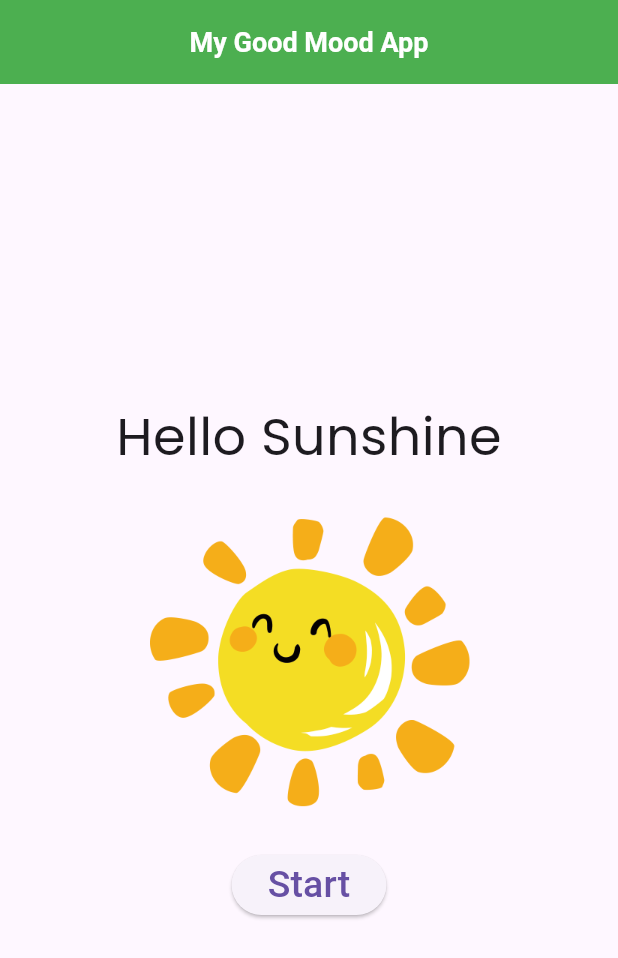
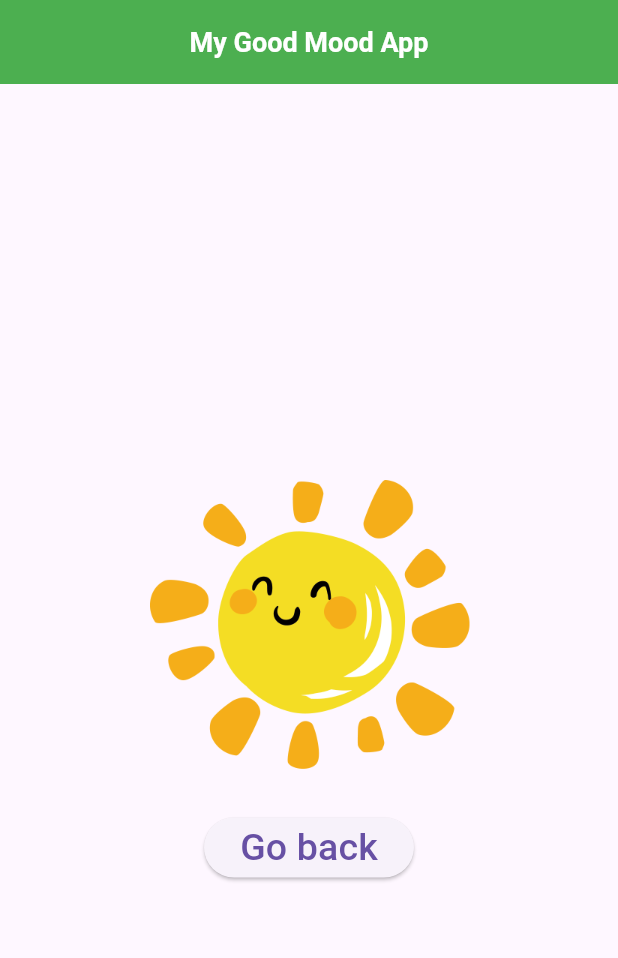
Before and after one commit to FlutterSharks/goodmoodapp, a Flutter app: the screen it shows after launch, on a phone screen of 412 x 824 dp. Shown: the top 958 px of the screen. Run offline on Flutter 3.47's test engine with Material 3 defaults, Android fonts, the phone set to English and light mode, and no system bars; our stand-ins replace google_fonts.

Commit message:
Add second Scaffold

```diff
--- a/lib/main.dart
+++ b/lib/main.dart
@@ -20,8 +20,8 @@ class MyApp extends StatelessWidget {
   }
 }
 
-class LoginPage extends StatelessWidget {
-  const LoginPage({
+class FirstPage extends StatelessWidget {
+  const FirstPage({
     super.key,
   });
 
@@ -67,3 +67,51 @@ class LoginPage extends StatelessWidget {
         ));
   }
 }
+
+@override
+Widget build(BuildContext context) {
+  return const LoginPage();
+}
+
+class LoginPage extends StatelessWidget {
+  const LoginPage({
+    super.key,
+  });
+
+  @override
+  Widget build(BuildContext context) {
+    return Scaffold(
+        appBar: AppBar(
+          backgroundColor: Colors.green,
+          title: const Center(
+            child: Text('My Good Mood App'),
+          ),
+          titleTextStyle: const TextStyle(
+            fontSize: 18,
+            fontWeight: FontWeight.bold,
+          ),
+        ),
+        body: Column(
+          mainAxisAlignment: MainAxisAlignment.center,
+          children: [
+            const Center(),
+            const Image(
+              image: AssetImage('images/obraz.png'),
+              width: 250,
+            ),
+            ElevatedButton(
+                child: const Text(
+                  'Go back',
+                  style: TextStyle(fontSize: 25),
+                ),
+                onPressed: () {
+                  Navigator.of(context).push(
+                    MaterialPageRoute(
+                      builder: (_) => const FirstPage(),
+                    ),
+                  );
+                })
+          ],
+        ));
+  }
+}
```
